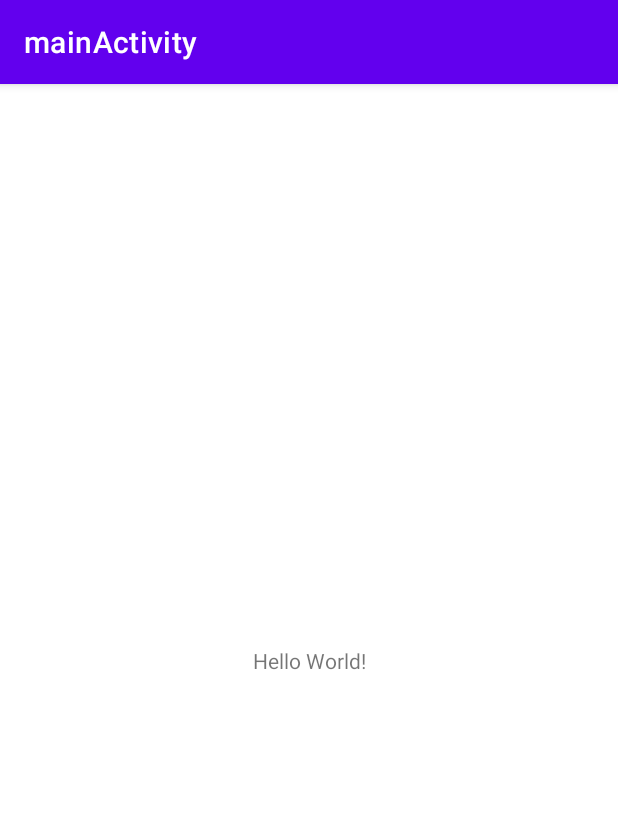
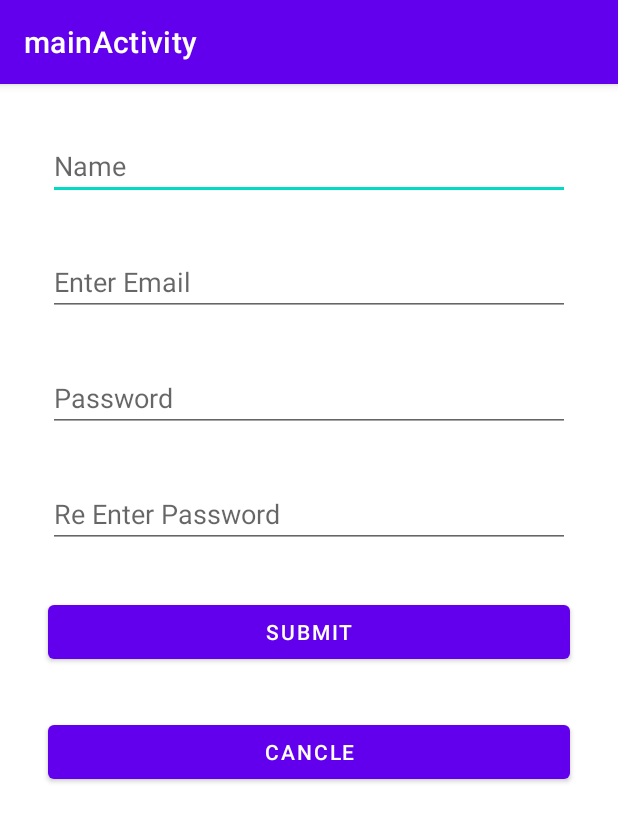
Before and after one commit to IT21275760/Lab04, an Android app: the screen it shows after launch (MainActivity), on a phone screen of 412 x 824 dp. Shown: the top 822 px of the screen. Run offline under Robolectric (Android 15) with nearby library versions, the phone set to English and light mode, and no system bars.

Commit message:
Designed the Login Form

```diff
--- a/app/src/main/res/layout/activity_main.xml
+++ b/app/src/main/res/layout/activity_main.xml
@@ -1,18 +1,83 @@
 <?xml version="1.0" encoding="utf-8"?>
-<androidx.constraintlayout.widget.ConstraintLayout xmlns:android="http://schemas.android.com/apk/res/android"
+<LinearLayout xmlns:android="http://schemas.android.com/apk/res/android"
     xmlns:app="http://schemas.android.com/apk/res-auto"
     xmlns:tools="http://schemas.android.com/tools"
     android:layout_width="match_parent"
     android:layout_height="match_parent"
+    android:layout_marginLeft="16dp"
+    android:layout_marginTop="16dp"
+    android:layout_marginRight="16dp"
+    android:layout_marginBottom="16dp"
+    android:orientation="vertical"
     tools:context=".MainActivity">
 
-    <TextView
-        android:layout_width="wrap_content"
+    <EditText
+        android:id="@+id/editTextTextPersonName2"
+        android:layout_width="match_parent"
         android:layout_height="wrap_content"
-        android:text="Hello World!"
-        app:layout_constraintBottom_toBottomOf="parent"
-        app:layout_constraintEnd_toEndOf="parent"
-        app:layout_constraintStart_toStartOf="parent"
-        app:layout_constraintTop_toTopOf="parent" />
+        android:layout_marginLeft="16dp"
+        android:layout_marginTop="16dp"
+        android:layout_marginRight="16dp"
+        android:layout_marginBottom="16dp"
+        android:ems="10"
+        android:hint="Name"
+        android:inputType="textPersonName" />
 
-</androidx.constraintlayout.widget.ConstraintLayout>
+    <EditText
+        android:id="@+id/editTextTextEmailAddress2"
+        android:layout_width="match_parent"
+        android:layout_height="wrap_content"
+        android:layout_marginLeft="16dp"
+        android:layout_marginTop="16dp"
+        android:layout_marginRight="16dp"
+        android:layout_marginBottom="16dp"
+        android:ems="10"
+        android:hint="Enter Email"
+        android:inputType="textEmailAddress" />
+
+    <EditText
+        android:id="@+id/editTextTextPassword"
+        android:layout_width="match_parent"
+        android:layout_height="wrap_content"
+        android:layout_marginLeft="16dp"
+        android:layout_marginTop="16dp"
+        android:layout_marginRight="16dp"
+        android:layout_marginBottom="16dp"
+        android:ems="10"
+        android:hint="Password"
+        android:inputType="textPassword" />
+
+    <EditText
+        android:id="@+id/editTextTextPassword2"
+        android:layout_width="match_parent"
+        android:layout_height="wrap_content"
+        android:layout_marginLeft="16dp"
+        android:layout_marginTop="16dp"
+        android:layout_marginRight="16dp"
+        android:layout_marginBottom="16dp"
+        android:ems="10"
+        android:hint="Re Enter Password"
+        android:inputType="textPassword" />
+
+    <Button
+        android:id="@+id/button"
+        android:layout_width="match_parent"
+        android:layout_height="wrap_content"
+        android:layout_marginLeft="16dp"
+        android:layout_marginTop="16dp"
+        android:layout_marginRight="16dp"
+        android:layout_marginBottom="16dp"
+        android:hint="Submit"
+        android:text="Submit" />
+
+    <Button
+        android:id="@+id/button2"
+        android:layout_width="match_parent"
+        android:layout_height="wrap_content"
+        android:layout_marginLeft="16dp"
+        android:layout_marginTop="16dp"
+        android:layout_marginRight="16dp"
+        android:layout_marginBottom="16dp"
+        android:text="Cancle" />
+
+</LinearLayout>
--- a/app/src/main/res/values/strings.xml
+++ b/app/src/main/res/values/strings.xml
@@ -1,3 +1,4 @@
 <resources>
     <string name="app_name">mainActivity</string>
+    <string name="Email">Email</string>
 </resources>
```
